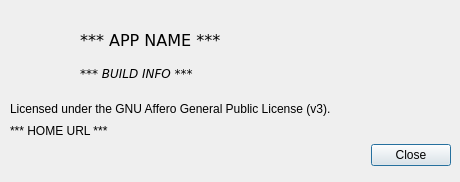
The window that vasl_templates/ui/about.ui (pacman-ghost/vasl-templates) describes before a commit, drawn with Qt 5.
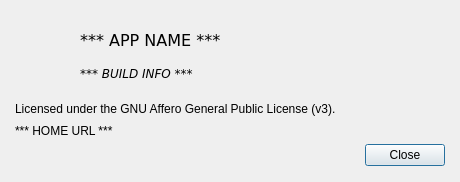
The same window after the commit.

The edit to the form file:
```diff
--- a/vasl_templates/ui/about.ui
+++ b/vasl_templates/ui/about.ui
@@ -22,7 +22,7 @@
   <widget class="QLabel" name="app_icon">
    <property name="geometry">
     <rect>
-     <x>10</x>
+     <x>15</x>
      <y>10</y>
      <width>64</width>
      <height>64</height>
@@ -40,7 +40,7 @@
     <rect>
      <x>80</x>
      <y>20</y>
-     <width>371</width>
+     <width>361</width>
      <height>61</height>
     </rect>
    </property>
@@ -88,9 +88,9 @@
   <widget class="QWidget" name="horizontalLayoutWidget">
    <property name="geometry">
     <rect>
-     <x>10</x>
+     <x>15</x>
      <y>140</y>
-     <width>441</width>
+     <width>430</width>
      <height>31</height>
     </rect>
    </property>
@@ -129,9 +129,9 @@
   <widget class="QLabel" name="home_url">
    <property name="geometry">
     <rect>
-     <x>10</x>
+     <x>15</x>
      <y>120</y>
-     <width>441</width>
+     <width>411</width>
      <height>21</height>
     </rect>
    </property>
@@ -151,9 +151,9 @@
   <widget class="QLabel" name="license">
    <property name="geometry">
     <rect>
-     <x>10</x>
+     <x>15</x>
      <y>100</y>
-     <width>441</width>
+     <width>411</width>
      <height>17</height>
     </rect>
    </property>
```
